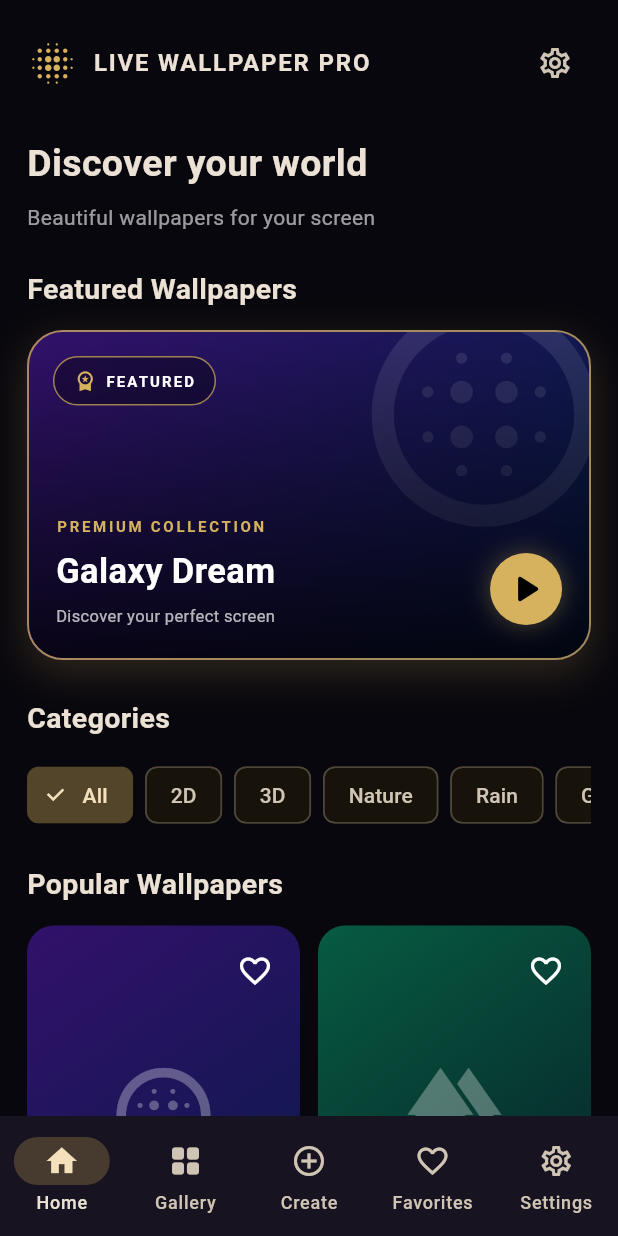
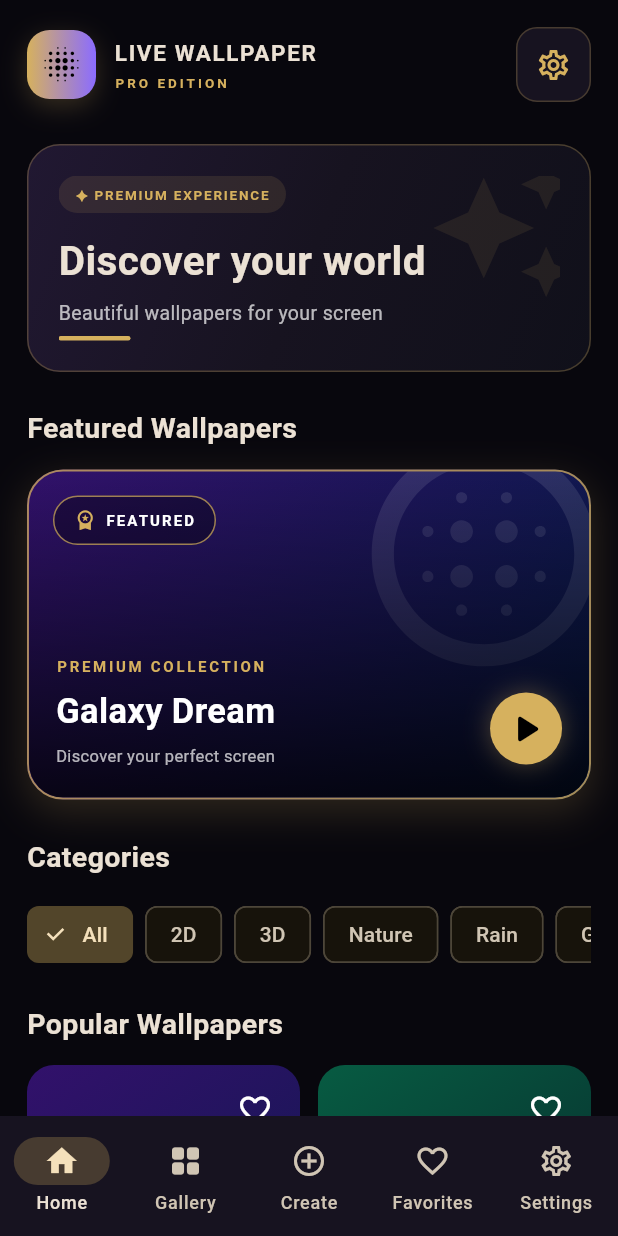
Before and after one commit to ymohammod792-ai/live-wallpaper-pro, a Flutter app: the screen it shows after launch, on a phone screen of 412 x 824 dp. Run offline on Flutter 3.47's test engine with Material 3 defaults, Android fonts, the phone set to English and light mode, and no system bars; our stand-ins replace image_picker, video_player.

Commit message:
Upgrade premium home header and welcome section

```diff
--- a/lib/main.dart
+++ b/lib/main.dart
@@ -253,31 +253,159 @@ class _MainScreenState extends State<MainScreen> {
       children: [
         Row(
           children: [
-            const Icon(Icons.blur_on, color: accent, size: 34),
-            const SizedBox(width: 10),
+            Container(
+              width: 46,
+              height: 46,
+              decoration: BoxDecoration(
+                gradient: const LinearGradient(
+                  colors: [
+                    Color(0xFFD6B15E),
+                    Color(0xFF8B6CFF),
+                  ],
+                ),
+                borderRadius: BorderRadius.circular(15),
+                boxShadow: [
+                  BoxShadow(
+                    color: accent.withValues(alpha: 0.22),
+                    blurRadius: 14,
+                    offset: const Offset(0, 5),
+                  ),
+                ],
+              ),
+              child: const Icon(
+                Icons.blur_on_rounded,
+                color: Colors.black,
+                size: 29,
+              ),
+            ),
+            const SizedBox(width: 12),
             const Expanded(
-              child: Text(
-                'LIVE WALLPAPER PRO',
-                style: TextStyle(
-                  fontWeight: FontWeight.bold,
-                  letterSpacing: 1.2,
-                  fontSize: 16,
+              child: Column(
+                crossAxisAlignment: CrossAxisAlignment.start,
+                children: [
+                  Text(
+                    'LIVE WALLPAPER',
+                    style: TextStyle(
+                      fontWeight: FontWeight.bold,
+                      letterSpacing: 1.1,
+                      fontSize: 15,
+                    ),
+                  ),
+                  SizedBox(height: 3),
+                  Text(
+                    'PRO EDITION',
+                    style: TextStyle(
+                      color: accent,
+                      letterSpacing: 2.0,
+                      fontSize: 9,
+                      fontWeight: FontWeight.bold,
+                    ),
+                  ),
+                ],
+              ),
+            ),
+            Container(
+              decoration: BoxDecoration(
+                color: panel,
+                borderRadius: BorderRadius.circular(14),
+                border: Border.all(
+                  color: accent.withValues(alpha: 0.25),
                 ),
               ),
-            ),
-            IconButton(
-              onPressed: () => setState(() => page = 4),
-              icon: const Icon(Icons.settings_outlined),
+              child: IconButton(
+                onPressed: () => setState(() => page = 4),
+                icon: const Icon(
+                  Icons.settings_outlined,
+                  color: accent,
+                ),
+                tooltip: 'Settings',
+              ),
             ),
           ],
         ),
-        const SizedBox(height: 25),
-        Text(
-          tr('welcome'),
-          style: const TextStyle(fontSize: 25, fontWeight: FontWeight.bold),
+        const SizedBox(height: 28),
+        Container(
+          padding: const EdgeInsets.all(20),
+          decoration: BoxDecoration(
+            borderRadius: BorderRadius.circular(22),
+            gradient: const LinearGradient(
+              begin: Alignment.topLeft,
+              end: Alignment.bottomRight,
+              colors: [
+                Color(0xFF211832),
+                Color(0xFF171320),
+                Color(0xFF10101A),
+              ],
+            ),
+            border: Border.all(
+              color: accent.withValues(alpha: 0.28),
+            ),
+          ),
+          child: Stack(
+            children: [
+              const Positioned(
+                right: -12,
+                top: -15,
+                child: Icon(
+                  Icons.auto_awesome,
+                  size: 100,
+                  color: Color(0x18D6B15E),
+                ),
+              ),
+              Column(
+                crossAxisAlignment: CrossAxisAlignment.start,
+                children: [
+                  Container(
+                    padding: const EdgeInsets.symmetric(
+                      horizontal: 11,
+                      vertical: 6,
+                    ),
+                    decoration: BoxDecoration(
+                      color: accent.withValues(alpha: 0.12),
+                      borderRadius: BorderRadius.circular(20),
+                    ),
+                    child: const Text(
+                      '✦ PREMIUM EXPERIENCE',
+                      style: TextStyle(
+                        color: accent,
+                        fontSize: 9,
+                        fontWeight: FontWeight.bold,
+                        letterSpacing: 1.2,
+                      ),
+                    ),
+                  ),
+                  const SizedBox(height: 16),
+                  Text(
+                    tr('welcome'),
+                    style: const TextStyle(
+                      fontSize: 27,
+                      fontWeight: FontWeight.bold,
+                      height: 1.2,
+                    ),
+                  ),
+                  const SizedBox(height: 9),
+                  Text(
+                    tr('subtitle'),
+                    style: const TextStyle(
+                      color: Colors.white70,
+                      fontSize: 13,
+                      height: 1.5,
+                    ),
+                  ),
+                  const SizedBox(height: 5),
+                  Container(
+                    width: 48,
+                    height: 3,
+                    decoration: BoxDecoration(
+                      color: accent,
+                      borderRadius: BorderRadius.circular(10),
+                    ),
+                  ),
+                ],
+              ),
+            ],
+          ),
         ),
-        const SizedBox(height: 8),
-        Text(tr('subtitle'), style: const TextStyle(color: Colors.white60)),
         const SizedBox(height: 24),
         sectionTitle(tr('featured')),
         featuredCard(),
```
